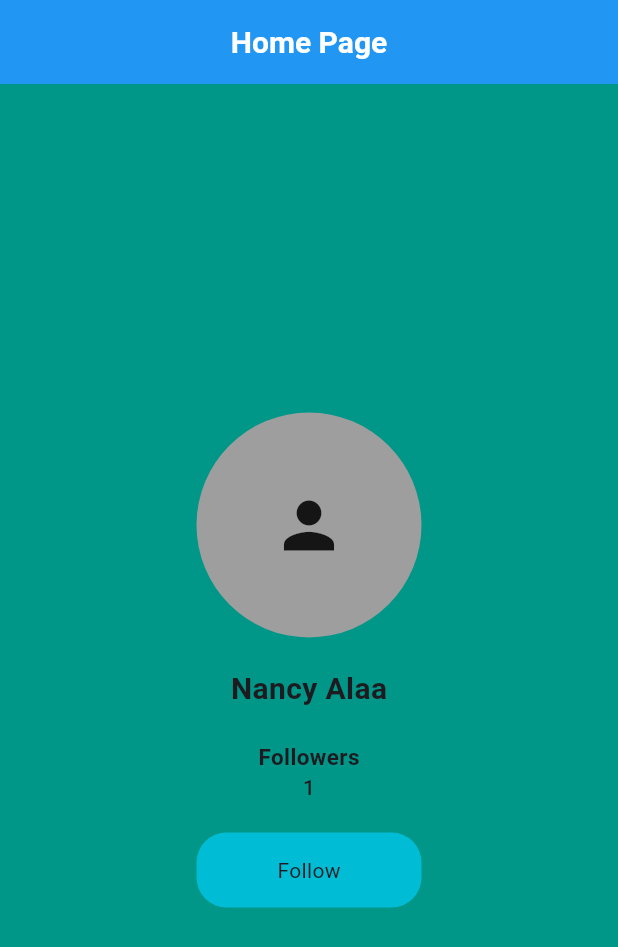
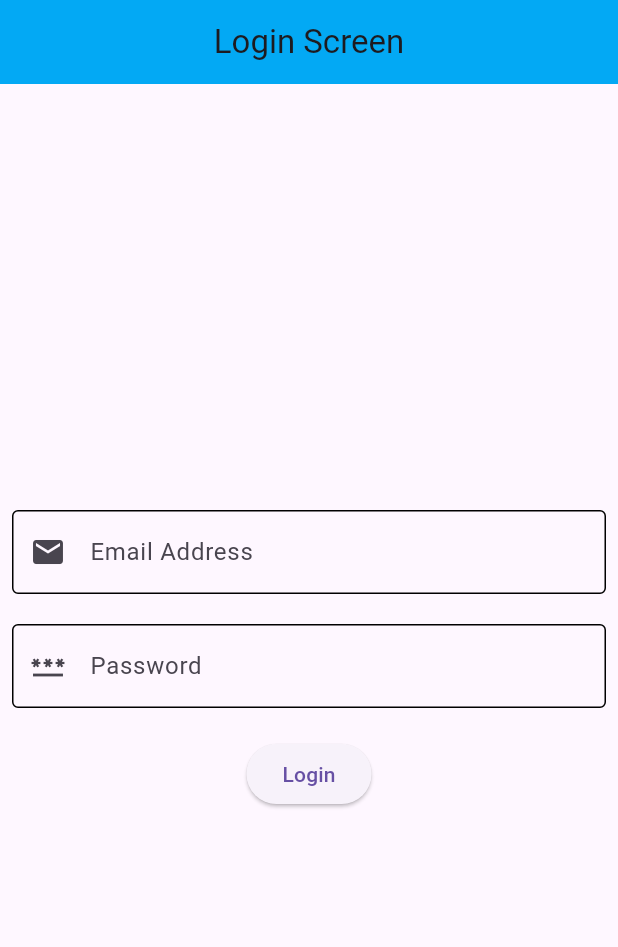
Before and after one commit to nalaa73/first-proj, a Flutter app: the screen it shows after launch, on a phone screen of 412 x 824 dp. Shown: the top 947 px of the screen. Run offline on Flutter 3.47's test engine with Material 3 defaults, Android fonts, the phone set to English and light mode, and no system bars.

Commit message:
Seconde commit

```diff
--- /dev/null
+++ b/lib/Screen/homeScreen.dart
@@ -0,0 +1,72 @@
+import 'package:flutter/material.dart';
+class HomeScreen extends StatefulWidget {
+  const HomeScreen({super.key});
+
+  @override
+  State<HomeScreen> createState() => _HomeScreenState();
+}
+
+class _HomeScreenState extends State<HomeScreen> {
+  int num=1;
+  @override
+  Widget build(BuildContext context) {
+    return Scaffold(
+      backgroundColor: Colors.teal,
+      appBar: AppBar(
+        backgroundColor: Colors.blue,
+        centerTitle: true,
+        title: const Text(
+          'Home Page',style:TextStyle(
+            fontWeight: FontWeight.bold,
+            fontSize: 20,
+            fontStyle: FontStyle.normal,
+            color: Colors.white
+        ),
+        ),
+      ),
+      body: Center(
+        child: Column(
+          mainAxisAlignment: MainAxisAlignment.center,
+          children: [
+            CircleAvatar(   backgroundColor: Colors.brown.shade800,   child:
+            const
+            Text(
+                'AH'
+            ), ),
+            SizedBox(height: 20,),
+            Text("Nancy Alaa",style:TextStyle(
+                fontSize: 20,fontWeight: FontWeight.w600
+            ),
+            ),
+            SizedBox(height: 20,),
+            Text("Followers",style: TextStyle(
+                fontWeight: FontWeight.bold
+                ,fontSize: 15
+            ),),
+            Text("$num",style: TextStyle(
+                fontWeight: FontWeight.w500
+            ),),
+            SizedBox(height: 20,),
+            GestureDetector(
+              onTap: (){
+                setState(() {
+                  num+=1;
+                });
+              },
+              child: Container(
+                  height: 50,
+                  width: 150,
+                  child: Center(child:
+                  Text("Follow")) ,
+                  decoration:BoxDecoration(
+                      borderRadius: BorderRadiusDirectional.all(Radius.elliptical(20, 20)),
+                      color: Colors.cyan
+                  )
+              ),
+            ),
+          ],
+        ),
+      ),
+    );
+  }
+}
--- /dev/null
+++ b/lib/Screen/loginScreen.dart
@@ -0,0 +1,89 @@
+
+import 'package:challange_project_1/Screen/homeScreen.dart';
+import 'package:flutter/cupertino.dart';
+import 'package:flutter/material.dart';
+import 'package:flutter/painting.dart';
+
+class Loginscreen extends StatefulWidget {
+  const Loginscreen({super.key});
+
+  @override
+  State<Loginscreen> createState() => _LoginscreenState();
+}
+
+class _LoginscreenState extends State<Loginscreen> {
+  final GlobalKey<FormState> formKey=GlobalKey();
+  @override
+  Widget build(BuildContext context) {
+    return Scaffold(
+      appBar:AppBar(
+        backgroundColor: Colors.lightBlue,
+        title: const Center(child:
+        Text(
+          "Login Screen"
+        )),
+      ),
+     body:
+     Form(
+       key:formKey ,
+       child: Center(
+         child: Padding(
+           padding: const EdgeInsets.all(8.0),
+           child: Column(
+             mainAxisAlignment: MainAxisAlignment.center,
+             children: <Widget>[
+               TextFormField(
+                 keyboardType: TextInputType.emailAddress,
+                 decoration:const InputDecoration(
+                   hintText: "Email",
+                   labelText: "Email Address",
+                   prefixIcon: Icon( Icons.mail),
+                   enabledBorder:OutlineInputBorder(
+                     borderRadius: BorderRadius.all( Radius.circular(4))
+                   ) ,
+                   focusedBorder: OutlineInputBorder(
+                     borderRadius: BorderRadius.all( Radius.circular(4)),
+                     borderSide: BorderSide(width: 2),
+                   ),
+                 ),
+               ),
+               SizedBox(height: 20,),
+               TextFormField(
+                 keyboardType: TextInputType.visiblePassword,
+                 obscureText: true,
+                 decoration:InputDecoration(
+                   hintText: "Password",
+                   labelText: "Password",
+                   prefixIcon: Icon( Icons.password),
+                   enabledBorder:OutlineInputBorder(
+                       borderRadius: BorderRadius.all( Radius.circular(4))
+                   ) ,
+                   focusedBorder: OutlineInputBorder(
+                     borderRadius: BorderRadius.all( Radius.circular(4)),
+                     borderSide: BorderSide(width: 2),
+
+                   ),
+                 ),
+                 validator: (value){
+                   if(value!.isEmpty){
+                     return "Enter your Passward";
+                   }
+                 },
+               ),
+               SizedBox(height: 20,),
+                  ElevatedButton(
+                     onPressed: (){
+                       bool valid =formKey.currentState!.validate();
+                       if(valid==true){
+                         Navigator.pushReplacement(context, MaterialPageRoute(builder: (context)=>HomeScreen()));
+                       }
+                     },
+                     child: Text("Login")),
+                ],
+           ),
+         ),
+       ),
+     )
+    );
+  }
+}
--- a/lib/main.dart
+++ b/lib/main.dart
@@ -1,3 +1,6 @@
+import 'package:challange_project_1/Screen/homeScreen.dart';
+import 'package:challange_project_1/Screen/loginScreen.dart';
+import 'package:challange_project_1/main.dart';
 import 'package:flutter/material.dart';
 import 'package:flutter/widgets.dart';
 
@@ -11,82 +14,7 @@ class MyApp extends StatelessWidget {
   Widget build(BuildContext context) {
     return const MaterialApp(
       debugShowCheckedModeBanner: false,
-      home:HomeScreen() ,
+      home:Loginscreen(),
     );
   }
 }
-class HomeScreen extends StatefulWidget {
-  const HomeScreen({super.key});
-
-  @override
-  State<HomeScreen> createState() => _HomeScreenState();
-}
-int num=1;
-
-class _HomeScreenState extends State<HomeScreen> {
-  @override
-  Widget build(BuildContext context) {
-    return Scaffold(
-      backgroundColor: Colors.teal,
-      appBar: AppBar(
-        backgroundColor: Colors.blue,
-        centerTitle: true,
-        title: const Text(
-          'Home Page',style:TextStyle(
-          fontWeight: FontWeight.bold,
-          fontSize: 20,
-          fontStyle: FontStyle.normal,
-          color: Colors.white
-        ),
-        ),
-      ),
-      body: Center(
-        child: Column(
-          mainAxisAlignment: MainAxisAlignment.center,
-          children: [
-            Container(
-              width: 150,
-              height: 150,
-              child: Icon(Icons.person,size:50 ,),
-              decoration:const BoxDecoration(
-                borderRadius: BorderRadius.all(Radius.circular(75)),
-                color: Colors.grey
-              ),
-            ),
-            SizedBox(height: 20,),
-            Text("Nancy Alaa",style:TextStyle(
-              fontSize: 20,fontWeight: FontWeight.w600
-            ),
-            ),
-            SizedBox(height: 20,),
-            Text("Followers",style: TextStyle(
-              fontWeight: FontWeight.bold
-                  ,fontSize: 15
-            ),),
-            Text(num.toString(),style: TextStyle(
-              fontWeight: FontWeight.w500
-            ),),
-            SizedBox(height: 20,),
-            GestureDetector(
-              onTap: (){
-                setState(() {
-                  num+=1;
-                });
-              },
-              child: Container(
-                height: 50,
-                width: 150,
-                child: Center(child:
-                Text("Follow")) ,
-                decoration:BoxDecoration(
-                  borderRadius: BorderRadiusDirectional.all(Radius.elliptical(20, 20)),
-                  color: Colors.cyan
-                )
-              ),
-            )
-          ],
-        ),
-      ),
-    );
-  }
-}
```
